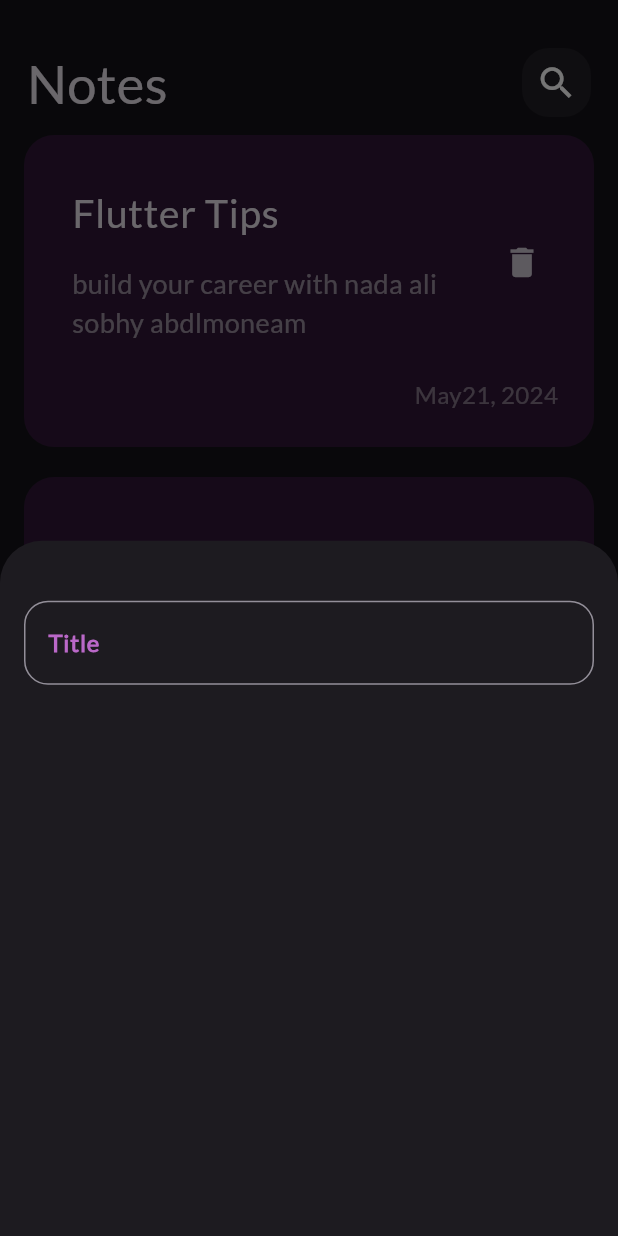
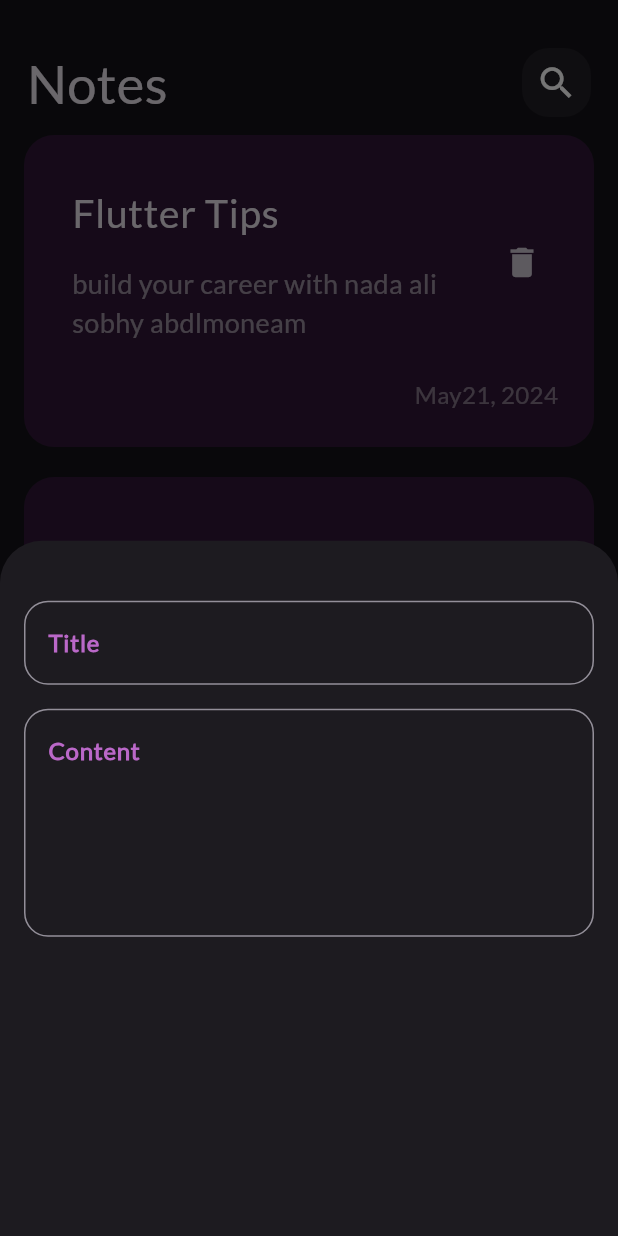
Before and after one commit to Nadaali18/notes_app, a Flutter app: the screen it shows after launch, after a tap on the "add" icon, on a phone screen of 412 x 824 dp. Run offline on Flutter 3.47's test engine with Material 3 defaults, Android fonts, the phone set to English and light mode, and no system bars.

Commit message:
add fields to notes bottom sheet

```diff
--- a/lib/widgets/add_note_buttom_sheet.dart
+++ b/lib/widgets/add_note_buttom_sheet.dart
@@ -11,7 +11,9 @@ class AddNoteButtomSheet extends StatelessWidget {
       child: Column(
         children: [
           SizedBox(height: 40,),
-          CustomTextField(),
+          CustomTextField(hint: 'Title',),
+          SizedBox(height: 16,),
+          CustomTextField(hint: 'Content',maxLines: 5,),
         ],
       ),
     );
--- a/lib/widgets/custom_text_field.dart
+++ b/lib/widgets/custom_text_field.dart
@@ -1,16 +1,18 @@
 import 'package:flutter/material.dart';
 
 class CustomTextField extends StatelessWidget {
-  const CustomTextField({super.key});
-
+  const CustomTextField({super.key,required this.hint, this.maxLines=1});
+final String hint;
+final int maxLines;
   @override
   Widget build(BuildContext context) {
     return  TextField(
+      maxLines: maxLines,
       decoration: InputDecoration(
         border: OutlineInputBorder(
           borderRadius: BorderRadius.circular(16),
         ),
-        hintText: 'Title',
+        hintText: hint,
         hintStyle: TextStyle(color: Colors.purple[300],fontFamily: 'Lato',fontWeight: FontWeight.bold)
       ),
     );
```
